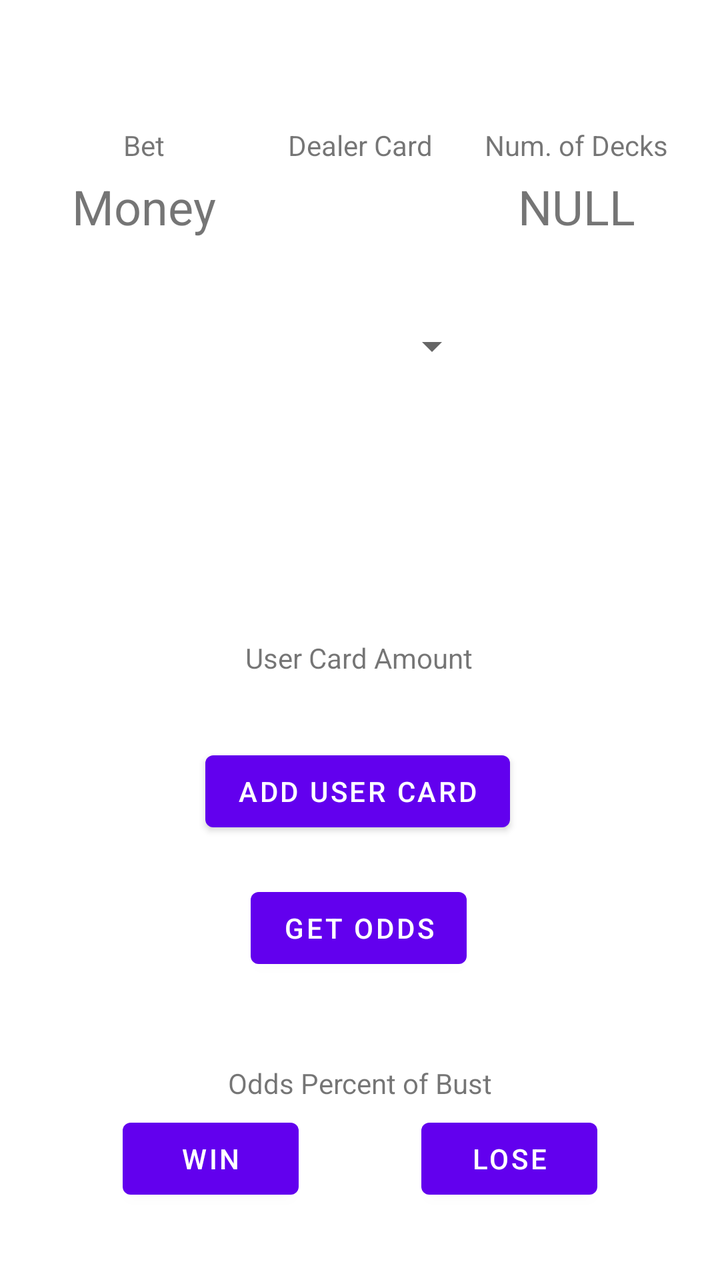
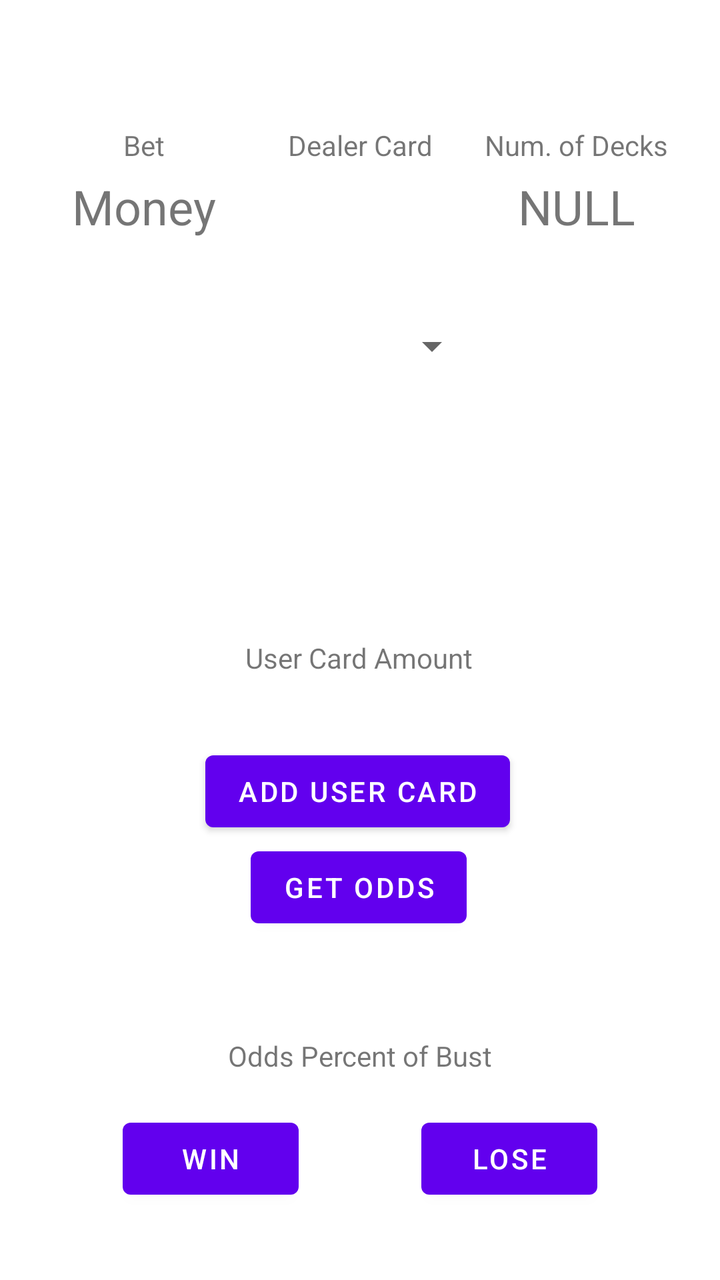

Compare the two renders of this Android layout. The source of the first and the diff that turns it into the second are given below.
<!-- AndroidManifest.xml: application theme Theme.GamblingBadger -->
<!-- res/layout/fragment_blackjack.xml -->
<?xml version="1.0" encoding="utf-8"?>
<androidx.constraintlayout.widget.ConstraintLayout xmlns:android="http://schemas.android.com/apk/res/android"
    xmlns:app="http://schemas.android.com/apk/res-auto"
    xmlns:tools="http://schemas.android.com/tools"
    android:layout_width="match_parent"
    android:layout_height="match_parent"
    tools:context=".gamesession.blackjack.BlackjackFragment">

    <Spinner
        android:id="@+id/blackjackFrag_spinner_dealerCard"
        android:layout_width="120dp"
        android:layout_height="150dp"
        android:contentDescription="@string/temporary"
        android:dropDownWidth="100dp"
        app:layout_constraintBottom_toBottomOf="parent"
        app:layout_constraintEnd_toEndOf="parent"
        app:layout_constraintHorizontal_bias="0.5"
        app:layout_constraintStart_toStartOf="parent"
        app:layout_constraintTop_toTopOf="parent"
        app:layout_constraintVertical_bias="0.20" />

    <Button
        android:id="@+id/blackjackFrag_button_addUserCard"
        android:layout_width="wrap_content"
        android:layout_height="wrap_content"
        android:text="@string/blackjackFrag_button_addUserCard"
        app:layout_constraintBottom_toBottomOf="parent"
        app:layout_constraintEnd_toEndOf="parent"
        app:layout_constraintHorizontal_bias="0.494"
        app:layout_constraintStart_toStartOf="parent"
        app:layout_constraintTop_toTopOf="parent"
        app:layout_constraintVertical_bias="0.628" />

    <androidx.constraintlayout.widget.Group
        android:id="@+id/blackjackFrag_group_userCards"
        android:layout_width="wrap_content"
        android:layout_height="wrap_content"
        app:layout_constraintBottom_toBottomOf="parent"
        app:layout_constraintEnd_toEndOf="parent"
        app:layout_constraintStart_toStartOf="parent"
        app:layout_constraintTop_toTopOf="parent" />

    <TextView
        android:id="@+id/textView"
        android:layout_width="wrap_content"
        android:layout_height="wrap_content"
        android:layout_marginBottom="16dp"
        android:text="@string/blackjackFrag_textView_dealerCard_label"
        app:layout_constraintBottom_toTopOf="@+id/blackjackFrag_spinner_dealerCard"
        app:layout_constraintEnd_toEndOf="parent"
        app:layout_constraintStart_toStartOf="parent"
        app:layout_constraintTop_toTopOf="parent"
        app:layout_constraintVertical_bias="1.0" />

    <TextView
        android:id="@+id/UserCardAmount"
        android:layout_width="wrap_content"
        android:layout_height="wrap_content"
        android:text="User Card Amount"
        app:layout_constraintBottom_toBottomOf="parent"
        app:layout_constraintEnd_toEndOf="parent"
        app:layout_constraintHorizontal_bias="0.498"
        app:layout_constraintStart_toStartOf="parent"
        app:layout_constraintTop_toTopOf="parent"
        app:layout_constraintVertical_bias="0.514" />

    <TextView
        android:id="@+id/blackjackFrag_textView_numberOfDecks_title"
        android:layout_width="wrap_content"
        android:layout_height="wrap_content"
        android:text="@string/blackjackFrag_textView_numberOfDecks_title_text"
        app:layout_constraintEnd_toEndOf="parent"
        app:layout_constraintHorizontal_bias="0.5"
        app:layout_constraintStart_toEndOf="@+id/textView"
        app:layout_constraintTop_toTopOf="@+id/textView" />

    <TextView
        android:id="@+id/blackjackFrag_textView_numberOfDecks_display"
        android:layout_width="wrap_content"
        android:layout_height="wrap_content"
        android:layout_marginTop="5dp"
        android:text="NULL"
        android:textSize="24sp"
        app:layout_constraintEnd_toEndOf="parent"
        app:layout_constraintStart_toEndOf="@+id/textView"
        app:layout_constraintTop_toBottomOf="@+id/blackjackFrag_textView_numberOfDecks_title" />

    <Button
        android:id="@+id/GetOddsButton"
        android:layout_width="wrap_content"
        android:layout_height="wrap_content"
        android:text="Get Odds"
        app:layout_constraintBottom_toTopOf="@+id/button5"
        app:layout_constraintEnd_toEndOf="parent"
        app:layout_constraintHorizontal_bias="0.498"
        app:layout_constraintStart_toStartOf="parent"
        app:layout_constraintTop_toBottomOf="@+id/blackjackFrag_button_addUserCard"
        app:layout_constraintVertical_bias="0.232" />

    <Button
        android:id="@+id/button5"
        android:layout_width="wrap_content"
        android:layout_height="wrap_content"
        android:text="Win"
        app:layout_constraintBottom_toBottomOf="parent"
        app:layout_constraintEnd_toStartOf="@+id/button6"
        app:layout_constraintHorizontal_bias="0.5"
        app:layout_constraintStart_toStartOf="parent"
        app:layout_constraintTop_toTopOf="parent"
        app:layout_constraintVertical_bias="0.938" />

    <Button
        android:id="@+id/button6"
        android:layout_width="wrap_content"
        android:layout_height="wrap_content"
        android:text="Lose"
        app:layout_constraintBottom_toBottomOf="@+id/button5"
        app:layout_constraintEnd_toEndOf="parent"
        app:layout_constraintHorizontal_bias="0.5"
        app:layout_constraintStart_toEndOf="@+id/button5" />

    <TextView
        android:id="@+id/textView3"
        android:layout_width="wrap_content"
        android:layout_height="wrap_content"
        android:text="Bet"
        app:layout_constraintEnd_toStartOf="@+id/textView"
        app:layout_constraintStart_toStartOf="parent"
        app:layout_constraintTop_toTopOf="@+id/textView" />

    <TextView
        android:id="@+id/betTextview"
        android:layout_width="wrap_content"
        android:layout_height="wrap_content"
        android:layout_marginTop="5dp"
        android:text="Money"
        android:textSize="24sp"
        app:layout_constraintEnd_toStartOf="@+id/textView"
        app:layout_constraintStart_toStartOf="parent"
        app:layout_constraintTop_toBottomOf="@+id/textView3" />

    <TextView
        android:id="@+id/oddsTextview"
        android:layout_width="wrap_content"
        android:layout_height="wrap_content"
        android:text="Odds Percent of Bust"
        app:layout_constraintBottom_toBottomOf="parent"
        app:layout_constraintEnd_toEndOf="parent"
        app:layout_constraintStart_toStartOf="parent"
        app:layout_constraintTop_toBottomOf="@+id/GetOddsButton"
        app:layout_constraintVertical_bias="0.331" />

</androidx.constraintlayout.widget.ConstraintLayout>
<!-- resources referenced by this layout -->
<resources>
  <string name="blackjackFrag_button_addUserCard">Add User Card</string>
  <string name="blackjackFrag_textView_dealerCard_label">Dealer Card</string>
  <string name="blackjackFrag_textView_numberOfDecks_title_text">Num. of Decks</string>
  <string name="temporary">TEMP</string>
  <style name="Theme.GamblingBadger" parent="Theme.MaterialComponents.DayNight.DarkActionBar">
          
          <item name="colorPrimary">@color/purple_500</item>
          <item name="colorPrimaryVariant">@color/purple_700</item>
          <item name="colorOnPrimary">@color/white</item>
          
          <item name="colorSecondary">@color/teal_200</item>
          <item name="colorSecondaryVariant">@color/teal_700</item>
          <item name="colorOnSecondary">@color/black</item>
          
          <item name="android:statusBarColor" tools:targetApi="l">?attr/colorPrimaryVariant</item>
          
      </style>
  <color name="purple_500">#FF6200EE</color>
  <color name="purple_700">#FF3700B3</color>
  <color name="white">#FFFFFFFF</color>
  <color name="teal_200">#FF03DAC5</color>
  <color name="teal_700">#FF018786</color>
  <color name="black">#FF000000</color>
</resources>

<!-- the commit's change to res/layout/fragment_blackjack.xml (unified diff, before → after) -->
@@ -98,26 +98,26 @@
         app:layout_constraintVertical_bias="0.232" />
 
     <Button
-        android:id="@+id/button5"
+        android:id="@+id/WinButton"
         android:layout_width="wrap_content"
         android:layout_height="wrap_content"
         android:text="Win"
         app:layout_constraintBottom_toBottomOf="parent"
-        app:layout_constraintEnd_toStartOf="@+id/button6"
+        app:layout_constraintEnd_toStartOf="@+id/LoseButton"
         app:layout_constraintHorizontal_bias="0.5"
         app:layout_constraintStart_toStartOf="parent"
         app:layout_constraintTop_toTopOf="parent"
         app:layout_constraintVertical_bias="0.938" />
 
     <Button
-        android:id="@+id/button6"
+        android:id="@+id/LoseButton"
         android:layout_width="wrap_content"
         android:layout_height="wrap_content"
         android:text="Lose"
-        app:layout_constraintBottom_toBottomOf="@+id/button5"
+        app:layout_constraintBottom_toBottomOf="@+id/WinButton"
         app:layout_constraintEnd_toEndOf="parent"
         app:layout_constraintHorizontal_bias="0.5"
-        app:layout_constraintStart_toEndOf="@+id/button5" />
+        app:layout_constraintStart_toEndOf="@+id/WinButton" />
 
     <TextView
         android:id="@+id/textView3"
